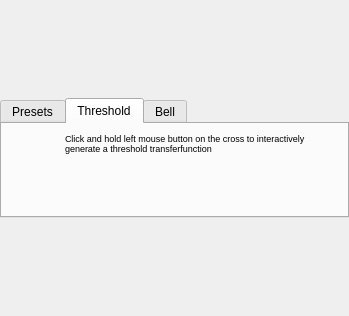
Qt form Modules/QtWidgetsExt/QmitkTransferFunctionGeneratorWidget.ui (MITK/MITK) before a commit.
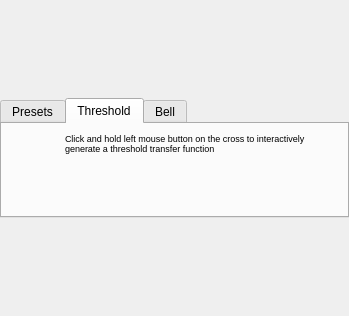
The same form after that commit. The open tabs and pages were chosen to show the change. Icons and pictures are not drawn. Custom widgets are drawn as their Qt base class.

What changed in the file:
```diff
--- a/Modules/QtWidgetsExt/QmitkTransferFunctionGeneratorWidget.ui
+++ b/Modules/QtWidgetsExt/QmitkTransferFunctionGeneratorWidget.ui
@@ -296,7 +296,7 @@
           </font>
          </property>
          <property name="text">
-          <string>Click and hold left mouse button on the cross to interactively generate a threshold transferfunction</string>
+          <string>Click and hold left mouse button on the cross to interactively generate a threshold transfer function</string>
          </property>
          <property name="alignment">
           <set>Qt::AlignLeading|Qt::AlignLeft|Qt::AlignTop</set>
```
Left out of the diff: 39 changed lines with no effect on the pictures.
